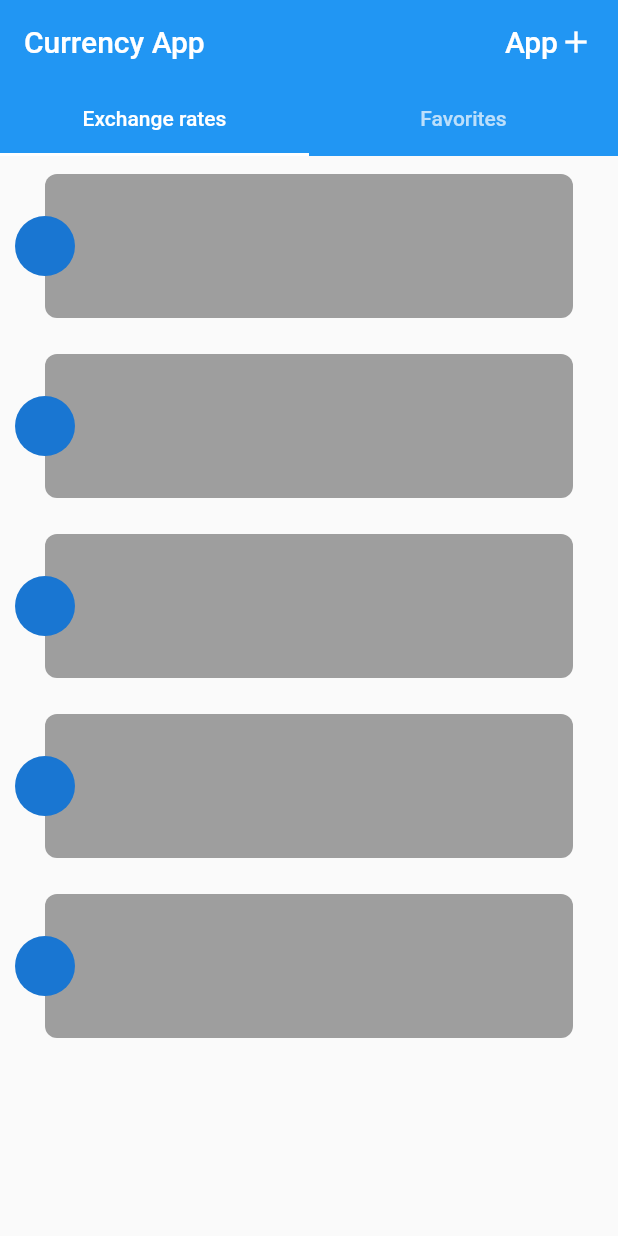
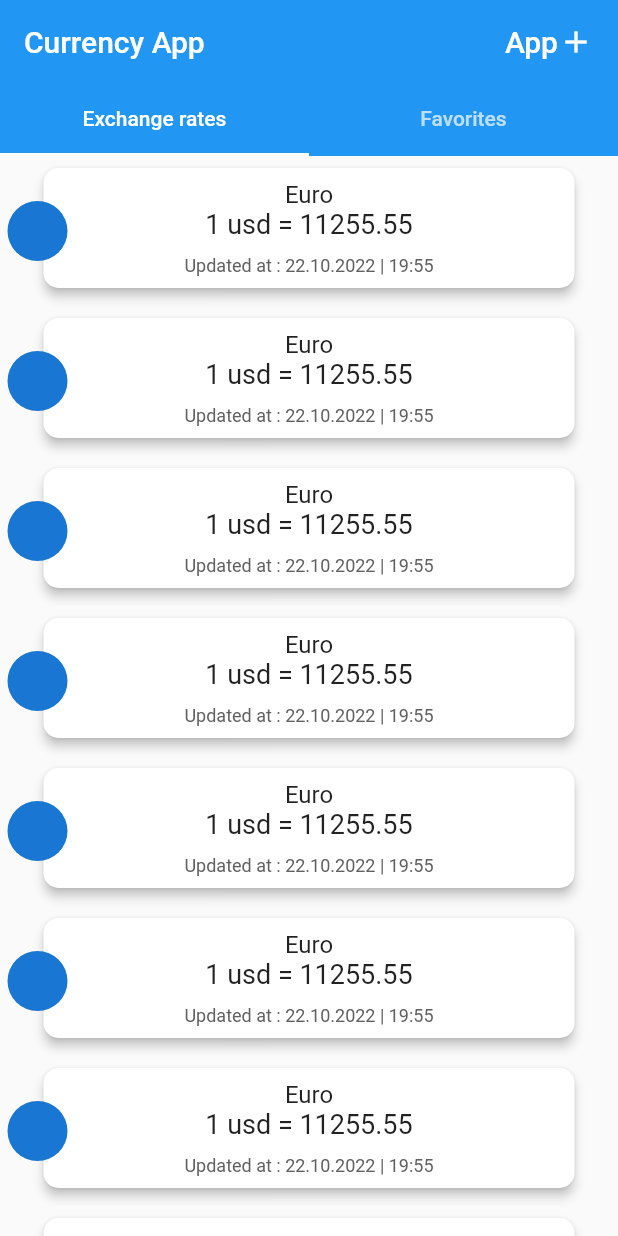
Before and after one commit to Abbos27/flutter_clean_architecture_sample_app, a Flutter app: the screen it shows after launch, on a phone screen of 412 x 824 dp. Run offline on Flutter 3.47's test engine with Material 2 defaults, Android fonts, the phone set to English and light mode, and no system bars; our stand-ins replace bloc, equatable, flutter_bloc, go_router; missing offline and left inert: dart:ffi.

Commit message:
few changes

```diff
--- /dev/null
+++ b/lib/core/text_styles/text_styles.dart
@@ -0,0 +1,4 @@
+class TextStyles {
+  TextStyles._();
+
+}
--- a/lib/core/widgets/currency_item_widget.dart
+++ b/lib/core/widgets/currency_item_widget.dart
@@ -7,22 +7,52 @@ class CurrencyItemWidget extends StatelessWidget {
 
   @override
   Widget build(BuildContext context) {
-    double avatarRadius = 60;
-    double horizontalPadding = 30;
+    double avatarRadius = 50;
+    double horizontalPadding = 25;
     return SizedBox(
-      height: 120,
+      height: 100,
       child: Stack(
         children: [
           Positioned.fill(
             child: Padding(
-              padding: EdgeInsets.symmetric(
-                  vertical: 12, horizontal: horizontalPadding),
+              padding: EdgeInsets.only(
+                  top: 4,
+                  bottom: 8,
+                  right: horizontalPadding,
+                  left: horizontalPadding),
               child: Container(
-                decoration: BoxDecoration(
-                  color: Colors.grey,
-                  borderRadius: BorderRadius.circular(8),
+                width: double.infinity,
+                child: Card(
+                  elevation: 3,
+                  shape: RoundedRectangleBorder(
+                    borderRadius: BorderRadius.circular(10.0),
+                  ),
+                  child: Column(
+                    mainAxisSize: MainAxisSize.max,
+                    children: [
+                      SizedBox(
+                        height: 8,
+                      ),
+                      Text(
+                        "Euro",
+                        style: TextStyle(fontSize: 16),
+                      ),
+                      Text(
+                        "1 usd = 11255.55",
+                        style: TextStyle(fontSize: 18),
+                      ),
+                      Spacer(),
+                      Text(
+                        "Updated at : 22.10.2022 | 19:55",
+                        style: TextStyle(
+                            fontSize: 12, color: Colors.grey.shade700),
+                      ),
+                      SizedBox(
+                        height: 8,
+                      ),
+                    ],
+                  ),
                 ),
-                width: double.infinity,
               ),
             ),
           ),
--- /dev/null
+++ b/lib/features/exchange_rates/data/models/currency.dart
@@ -0,0 +1,57 @@
+class Currency {
+  Currency({
+    this.id,
+    this.code,
+    this.ccy,
+    this.ccyNmRU,
+    this.ccyNmUZ,
+    this.ccyNmUZC,
+    this.ccyNmEN,
+    this.nominal,
+    this.rate,
+    this.diff,
+    this.date,
+  });
+
+  Currency.fromJson(dynamic json) {
+    id = json['id'];
+    code = json['Code'];
+    ccy = json['Ccy'];
+    ccyNmRU = json['CcyNm_RU'];
+    ccyNmUZ = json['CcyNm_UZ'];
+    ccyNmUZC = json['CcyNm_UZC'];
+    ccyNmEN = json['CcyNm_EN'];
+    nominal = json['Nominal'];
+    rate = json['Rate'];
+    diff = json['Diff'];
+    date = json['Date'];
+  }
+
+  num? id;
+  String? code;
+  String? ccy;
+  String? ccyNmRU;
+  String? ccyNmUZ;
+  String? ccyNmUZC;
+  String? ccyNmEN;
+  String? nominal;
+  String? rate;
+  String? diff;
+  String? date;
+
+  Map<String, dynamic> toJson() {
+    final map = <String, dynamic>{};
+    map['id'] = id;
+    map['Code'] = code;
+    map['Ccy'] = ccy;
+    map['CcyNm_RU'] = ccyNmRU;
+    map['CcyNm_UZ'] = ccyNmUZ;
+    map['CcyNm_UZC'] = ccyNmUZC;
+    map['CcyNm_EN'] = ccyNmEN;
+    map['Nominal'] = nominal;
+    map['Rate'] = rate;
+    map['Diff'] = diff;
+    map['Date'] = date;
+    return map;
+  }
+}
--- a/lib/features/exchange_rates/presentation/pages/exchange_rates_page.dart
+++ b/lib/features/exchange_rates/presentation/pages/exchange_rates_page.dart
@@ -1,4 +1,5 @@
 import 'package:currency_app/core/widgets/currency_item_widget.dart';
+import 'package:flutter/cupertino.dart';
 import 'package:flutter/material.dart';
 
 class ExchangeRatesPage extends StatelessWidget {
@@ -7,10 +8,14 @@ class ExchangeRatesPage extends StatelessWidget {
   @override
   Widget build(BuildContext context) {
     return CustomScrollView(
+      physics: const BouncingScrollPhysics(
+        parent: AlwaysScrollableScrollPhysics(),
+      ),
       slivers: [
+        CupertinoSliverRefreshControl(),
         SliverList(
             delegate: SliverChildBuilderDelegate(
-                childCount: 5, (context, index) => CurrencyItemWidget()))
+                childCount: 20, (context, index) => CurrencyItemWidget()))
       ],
     );
   }
--- a/lib/features/main/presentation/pages/main_page.dart
+++ b/lib/features/main/presentation/pages/main_page.dart
@@ -12,6 +12,7 @@ class MainPage extends StatelessWidget {
     return DefaultTabController(
       length: 2,
       child: Scaffold(
+        backgroundColor: Colors.grey.shade50,
         body: NestedScrollView(
             headerSliverBuilder:
                 (BuildContext context, bool innerBoxIsScrolled) {
@@ -22,7 +23,7 @@ class MainPage extends StatelessWidget {
                       Text("Currency App"),
                       Spacer(),
                       Text(" App"),
-                      Icon(Icons.add),
+                      InkWell(onTap: () {}, child: Icon(Icons.add)),
                     ],
                   ),
                   pinned: true,
@@ -42,7 +43,7 @@ class MainPage extends StatelessWidget {
               ];
             },
             body: TabBarView(
-              physics: Platform.isIOS ? BouncingScrollPhysics() : null,
+              physics: BouncingScrollPhysics(),
               children: [
                 ExchangeRatesPage(),
                 FavoritesPage(),
```
Also changed, not shown: lib/core/app_utils/app_utils.dart (added, +7 -0 lines), lib/features/exchange_rates/data/models/currencies_response.dart (added, +26 -0 lines), 2 other files.
